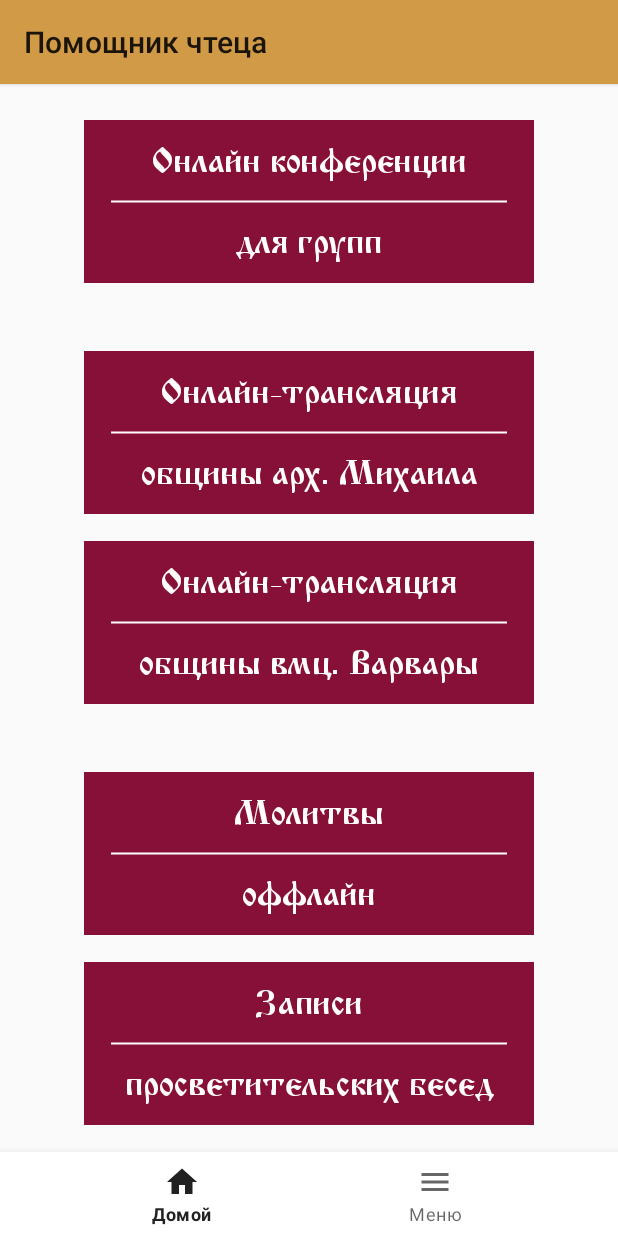
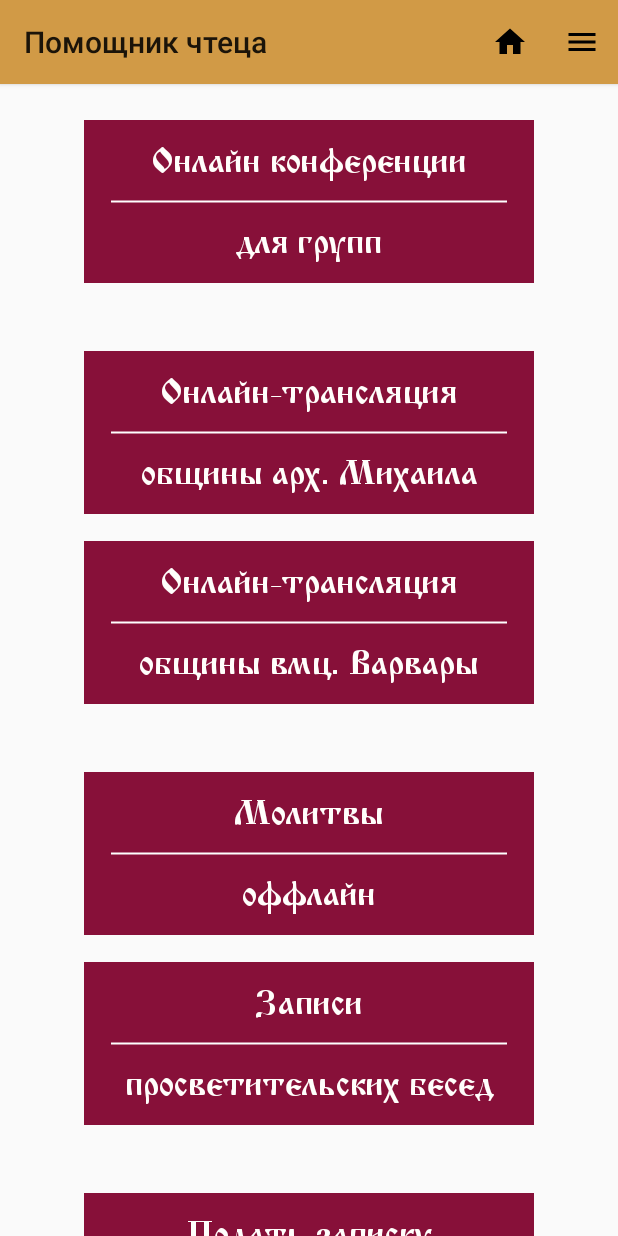
Before and after one commit to haniko135/akafist_mobile_app, an Android app: the screen it shows after launch (MainActivity), on a phone screen of 412 x 824 dp. Run offline under Robolectric (Android 15) with nearby library versions, the phone set to English and light mode, and no system bars.

Commit message:
replace bottom menu to toolbar

```diff
--- a/app/src/main/java/com/example/akafist/MainActivity.java
+++ b/app/src/main/java/com/example/akafist/MainActivity.java
@@ -13,6 +13,7 @@ import android.annotation.SuppressLint;
 import android.os.Bundle;
 
 import android.util.Log;
+import android.view.Menu;
 import android.view.MenuItem;
 import android.view.View;
 
@@ -28,6 +29,7 @@ import java.nio.file.Path;
 public class MainActivity extends AppCompatActivity {
 
     public ActivityMainBinding binding;
+    NavController navController;
 
     @Override
     protected void onCreate(Bundle savedInstanceState) {
@@ -38,8 +40,9 @@ public class MainActivity extends AppCompatActivity {
 
         Toolbar supToolBar = findViewById(R.id.supToolBar);
         setSupportActionBar(supToolBar);
+        supToolBar.inflateMenu(R.menu.nav_menu);
+        supToolBar.setTitle("Помощник чтеца");
 
-        NavController navController;
         NavHostFragment navHostFragment =
                 (NavHostFragment) getSupportFragmentManager().findFragmentById(R.id.nav_fragment);
 
@@ -49,7 +52,7 @@ public class MainActivity extends AppCompatActivity {
         navController.setGraph(R.navigation.routes);
 
         //binding.bNav.setOnItemSelectedListener(obItList);
-        binding.bNav.setOnItemSelectedListener(new NavigationBarView.OnItemSelectedListener() {
+        /*binding.bNav.setOnItemSelectedListener(new NavigationBarView.OnItemSelectedListener() {
             @Override
             public boolean onNavigationItemSelected(@NonNull MenuItem item) {
                 switch (item.getItemId()) {
@@ -62,8 +65,27 @@ public class MainActivity extends AppCompatActivity {
                 }
                 return true;
             }
-        });
+        });*/
 
+    }
+
+    @Override
+    public boolean onCreateOptionsMenu(Menu menu) {
+        getMenuInflater().inflate(R.menu.nav_menu, menu);
+        return true;
+    }
+
+    @Override
+    public boolean onOptionsItemSelected(@NonNull MenuItem item) {
+        switch (item.getItemId()){
+            case R.id.homeFragment:
+                navController.navigate(R.id.action_global_home2);
+                return true;
+            case R.id.menuFragment:
+                navController.navigate(R.id.action_global_menu);
+                return true;
+        }
+        return true;
     }
 
     @Override
--- a/app/src/main/res/layout/activity_main.xml
+++ b/app/src/main/res/layout/activity_main.xml
@@ -21,11 +21,11 @@
             android:id="@+id/nav_fragment"
             android:name="androidx.navigation.fragment.NavHostFragment"
             android:layout_width="match_parent"
-            android:layout_height="0dp"
+            android:layout_height="match_parent"
             app:layout_constraintEnd_toEndOf="parent"
             app:layout_constraintStart_toStartOf="parent"
             app:layout_constraintTop_toTopOf="parent"
-            app:layout_constraintBottom_toTopOf="@id/bNav"
+            app:layout_constraintBottom_toTopOf="parent"
             app:defaultNavHost="true"
             app:navGraph="@navigation/routes" />
 
@@ -34,18 +34,6 @@
             android:layout_width="match_parent"
             android:layout_height="match_parent"
             android:layout_weight="1" />
-
-        <com.google.android.material.bottomnavigation.BottomNavigationView
-            android:id="@+id/bNav"
-            android:layout_width="0dp"
-            android:layout_height="wrap_content"
-            android:layout_weight="1"
-            app:layout_constraintStart_toStartOf="parent"
-            app:layout_constraintEnd_toEndOf="parent"
-            app:layout_constraintBottom_toBottomOf="parent"
-            app:layout_constraintTop_toBottomOf="@id/nav_fragment"
-            android:theme="@style/Theme.MaterialComponents.Light.DarkActionBar"
-            app:menu="@menu/nav_menu" />
 
     </androidx.constraintlayout.widget.ConstraintLayout>
 
--- a/app/src/main/res/menu/nav_menu.xml
+++ b/app/src/main/res/menu/nav_menu.xml
@@ -1,9 +1,13 @@
 <?xml version="1.0" encoding="utf-8"?>
-<menu xmlns:android="http://schemas.android.com/apk/res/android">
+<menu xmlns:android="http://schemas.android.com/apk/res/android"
+    xmlns:app="http://schemas.android.com/apk/res-auto">
+
     <item android:title="Домой"
+        app:showAsAction="always"
         android:id="@+id/homeFragment"
         android:icon="@drawable/ic_baseline_home_24" />
     <item android:title="Меню"
+        app:showAsAction="always"
         android:id="@+id/menuFragment"
         android:icon="@drawable/ic_baseline_menu_24"/>
 </menu>
```
